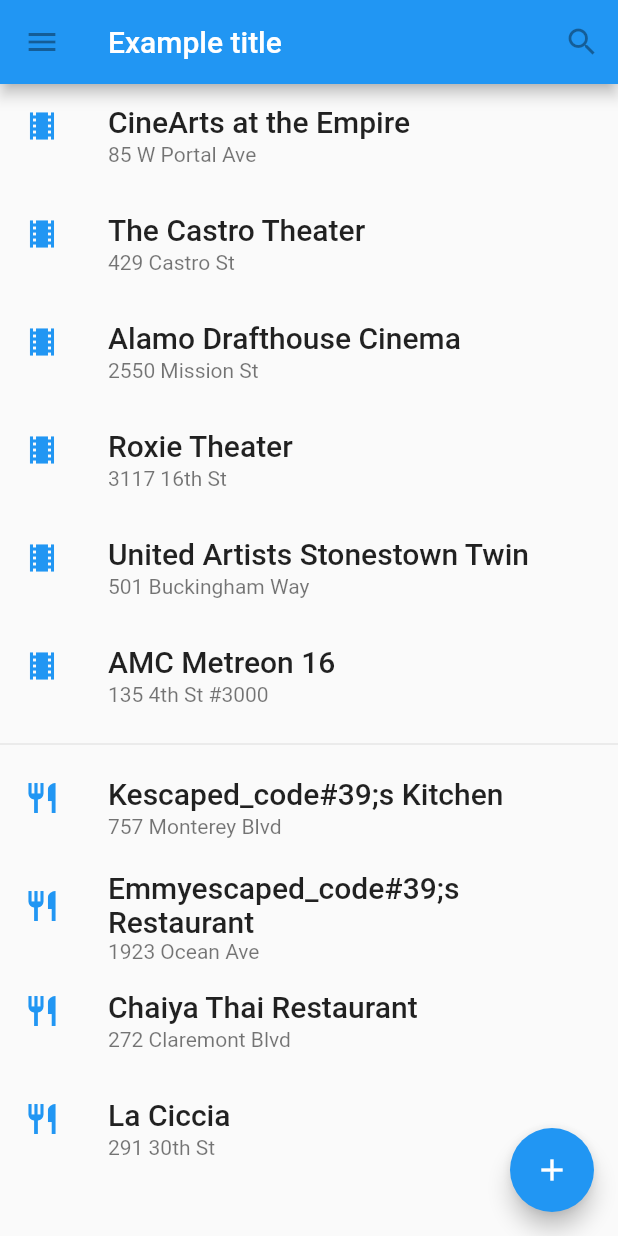
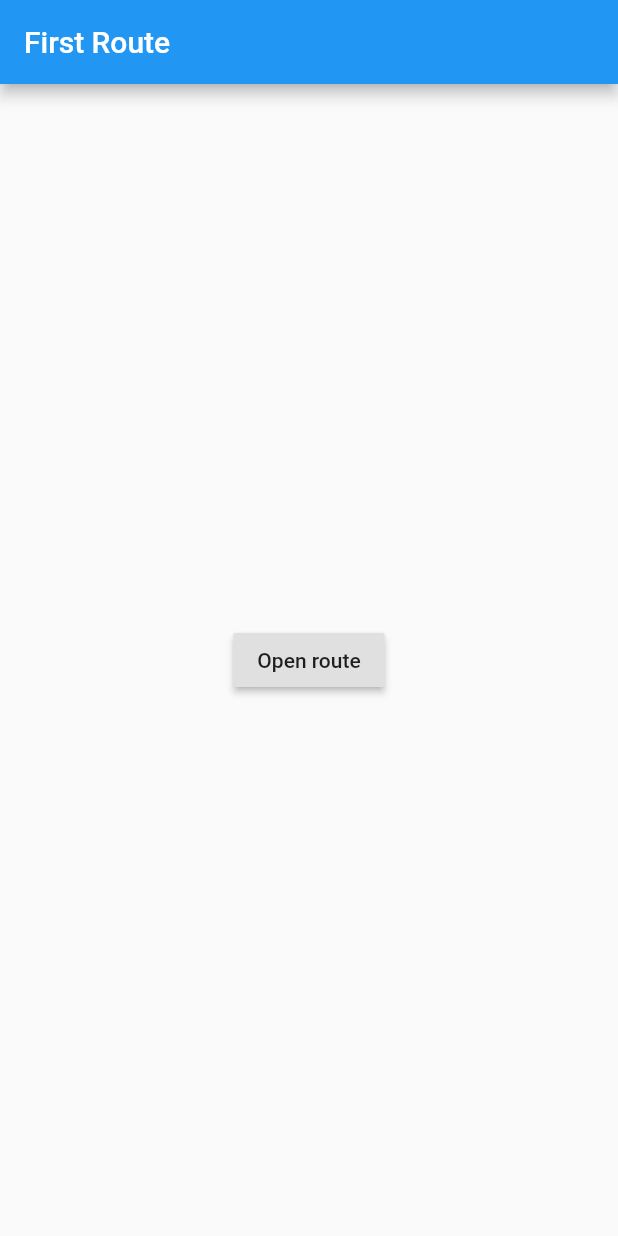
Before and after one commit to arror1784/flutter_pra, a Flutter app: the screen it shows after launch, on a phone screen of 412 x 824 dp. Run offline on Flutter 3.47's test engine with Material 2 defaults, Android fonts, the phone set to English and light mode, and no system bars.

Commit message:
normal route

```diff
--- a/lib/main.dart
+++ b/lib/main.dart
@@ -2,118 +2,48 @@ import 'package:flutter/material.dart';
 
 void main() {
   runApp(MaterialApp(
-    title: 'Flutter Tutorial',
-    home: TutorialHome(),
+    title: 'Navigation Basics',
+    home: FirstRoute(),
   ));
-}class CounterDisplay extends StatelessWidget {
-  CounterDisplay({required this.count});
+}
 
-  final int count;
-
+class FirstRoute extends StatelessWidget {
   @override
   Widget build(BuildContext context) {
-    return Text('Count: $count');
-  }
-}
-
-class CounterIncrementor extends StatelessWidget {
-  CounterIncrementor({required this.onPressed});
-
-  final VoidCallback onPressed;
-
-  @override
-  Widget build(BuildContext context) {
-    return RaisedButton(
-      onPressed: onPressed,
-      child: Text('Increment'),
+    return Scaffold(
+      appBar: AppBar(
+        title: Text('First Route'),
+      ),
+      body: Center(
+        child: RaisedButton(
+          child: Text('Open route'),
+          onPressed: () {
+            Navigator.push(
+              context,
+              MaterialPageRoute(builder: (context) => SecondRoute()),
+            );
+          },
+        ),
+      ),
     );
   }
 }
 
-class Counter extends StatefulWidget {
-  @override
-  _CounterState createState() => _CounterState();
-}
-
-class _CounterState extends State<Counter> {
-  int _counter = 0;
-
-  void _increment() {
-    setState(() {
-      ++_counter;
-    });
-  }
-
+class SecondRoute extends StatelessWidget {
   @override
   Widget build(BuildContext context) {
-    return Row(children: <Widget>[
-      CounterIncrementor(onPressed: _increment),
-      CounterDisplay(count: _counter),
-    ]);
-  }
-}
-
-class TutorialHome extends StatelessWidget {
-  @override
-  Widget build(BuildContext context) {
-    // Scaffold is a layout for the major Material Components.
     return Scaffold(
       appBar: AppBar(
-        leading: IconButton(
-          icon: Icon(Icons.menu),
-          tooltip: 'Navigation menu',
-          onPressed: null,
+        title: Text("Second Route"),
+      ),
+      body: Center(
+        child: RaisedButton(
+          onPressed: () {
+            Navigator.pop(context);
+          },
+          child: Text('Go back!'),
         ),
-        title: Text('Example title'),
-        actions: <Widget>[
-          IconButton(
-            icon: Icon(Icons.search),
-            tooltip: 'Search',
-            onPressed: null,
-          ),
-        ],
-      ),
-      // body is the majority of the screen.
-      // body: Center(
-      //   child: Text('Hello, world!'),
-      // ),
-      body: _buildList(),
-      floatingActionButton: FloatingActionButton(
-        tooltip: 'Add', // used by assistive technologies
-        child: Icon(Icons.add),
-        onPressed: null,
       ),
     );
   }
-
-  Widget _buildList() => ListView(
-      children: [
-        _tile('CineArts at the Empire', '85 W Portal Ave', Icons.theaters),
-        _tile('The Castro Theater', '429 Castro St', Icons.theaters),
-        _tile('Alamo Drafthouse Cinema', '2550 Mission St', Icons.theaters),
-        _tile('Roxie Theater', '3117 16th St', Icons.theaters),
-        _tile('United Artists Stonestown Twin', '501 Buckingham Way',
-            Icons.theaters),
-        _tile('AMC Metreon 16', '135 4th St #3000', Icons.theaters),
-        Divider(),
-        _tile('Kescaped_code#39;s Kitchen', '757 Monterey Blvd', Icons.restaurant),
-        _tile('Emmyescaped_code#39;s Restaurant', '1923 Ocean Ave', Icons.restaurant),
-        _tile(
-            'Chaiya Thai Restaurant', '272 Claremont Blvd', Icons.restaurant),
-        _tile('La Ciccia', '291 30th St', Icons.restaurant),
-      ],
-    );
-
-  ListTile _tile(String title, String subtitle, IconData icon) => ListTile(
-      title: Text(title,
-          style: TextStyle(
-            fontWeight: FontWeight.w500,
-            fontSize: 20,
-          )),
-      subtitle: Text(subtitle),
-      leading: Icon(
-        icon,
-        color: Colors.blue[500],
-      ),
-    );
 }
```
Also changed, not shown: 1 other file.
